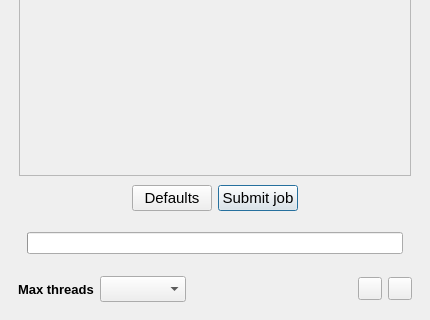
This is sources/jobman.ui in mikaelsundell/jobman as Qt 5 draws it before an edit; both pictures show x 0 to 430 and y 380 to 700 of the 430 by 700 pixel window. The edited form follows.
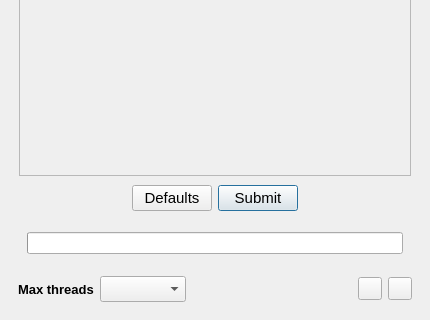
This is the edited form. Icons and pictures are not drawn. Custom widgets are drawn as their Qt base class.

Commit message: Added defaults button to command presets Fixed issue with default buttons in stylesheet Added line and columns to preset error messages when reading json Fixed issue with restoring to defaults for presets

What changed in the file:
```diff
--- a/sources/jobman.ui
+++ b/sources/jobman.ui
@@ -825,7 +825,7 @@
                         </font>
                        </property>
                        <property name="text">
-                        <string>Submit job</string>
+                        <string>Submit</string>
                        </property>
                        <property name="default">
                         <bool>true</bool>
```
Left out of the diff: 2 changed lines with no effect on the pictures. The commit also changes 6 other files.
